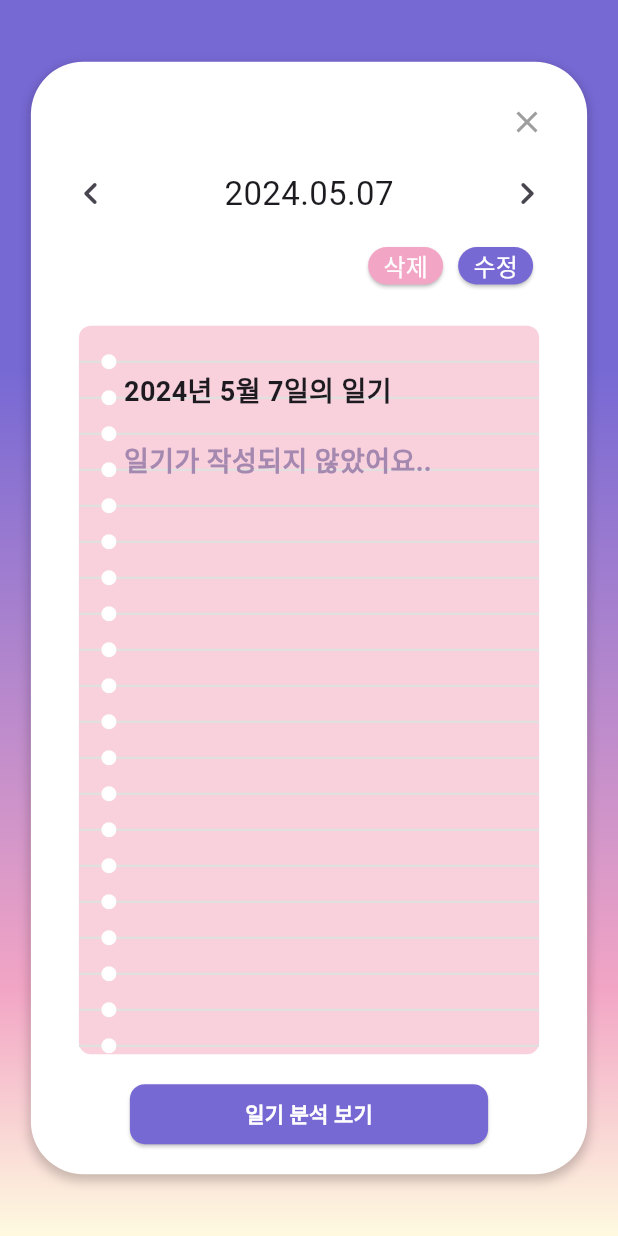
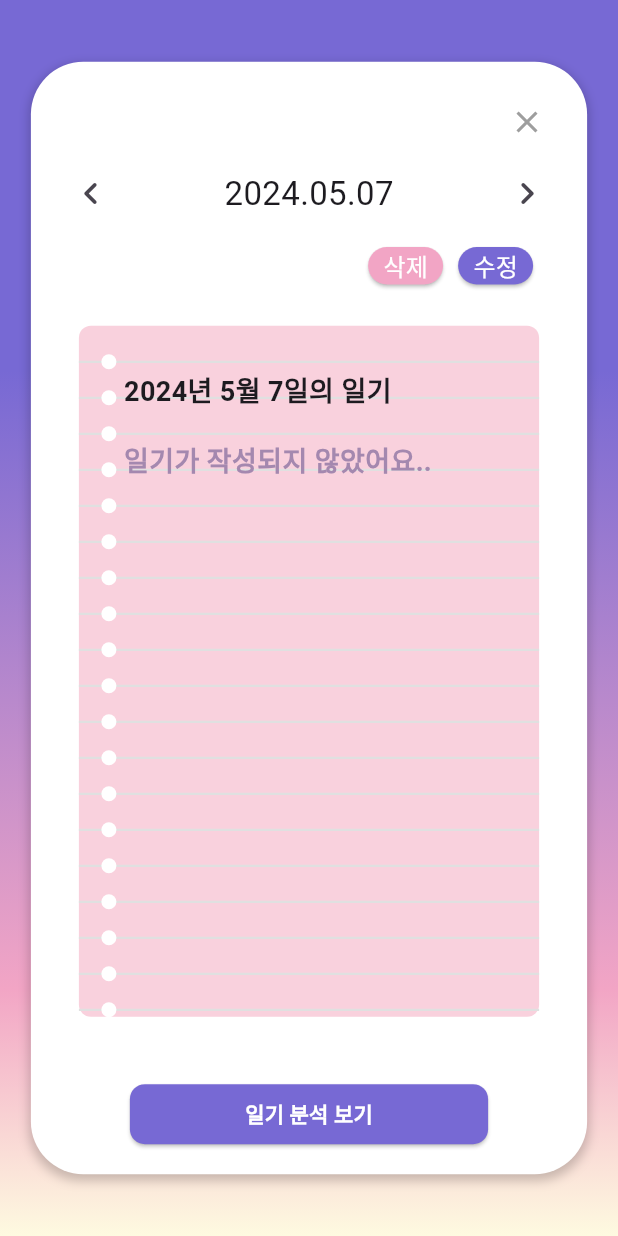
Before and after one commit to mudokja/Minda, a Flutter app: the DiaryDetailPage screen opened directly with empty values, on a phone screen of 412 x 824 dp. Run offline on Flutter 3.47's test engine with Material 3 defaults, Android fonts, the phone set to English and light mode, and no system bars; our stand-ins replace carousel_slider, dio, fl_chart, flutter_secure_storage, shared_preferences, table_calendar; missing offline and left inert: kakao_flutter_sdk_user, mat_month_picker_dialog; accounts and stored records are empty; network calls fail.

Commit message:
detail page_ing

```diff
--- a/diary_fe/lib/src/screens/diary_detail_page.dart
+++ b/diary_fe/lib/src/screens/diary_detail_page.dart
@@ -37,7 +37,8 @@ class _DiaryDetailPageState extends State<DiaryDetailPage> {
 
   Future<void> sendContent() async {
     try {
-      Response response = await dio.get('https://k10b205.p.ssafy.io/api/analyze');
+      Response response =
+          await dio.get('https://k10b205.p.ssafy.io/api/analyze');
       // 성공적으로 데이터를 받아오면 AnalysisPage로 이동
       Navigator.push(
         context,
@@ -231,15 +232,9 @@ class _DiaryDetailPageState extends State<DiaryDetailPage> {
                           ),
                         ),
                       ),
-
-                    // Expanded(
-                    //   child: buildExistingWidgets(), // 기존 위젯 구성 함수 호출
-                    // ),
+                      const SizedBox(height: 25,),
                       Container(
                         margin: const EdgeInsets.symmetric(horizontal: 50),
-                    // child: SizedBox(
-                    //   width: 100, // 버튼의 너비
-                    //   height: 50, // 버튼의 높이
                         child: ElevatedButton(
                           onPressed: sendContent,
                           style: ElevatedButton.styleFrom(
@@ -250,10 +245,11 @@ Container(
                           ),
                           child: const Text(
                             '일기 분석 보기',
-                            style: TextStyle(color: Colors.white, fontWeight: FontWeight.w600),
+                            style: TextStyle(
+                                color: Colors.white,
+                                fontWeight: FontWeight.w600),
                           ),
                         ),
-                      // ),
                       ),
                     ],
                   ),
@@ -266,8 +262,6 @@ Container(
     );
   }
 }
-
-
 
 class NotebookHolesPainter extends CustomPainter {
   final double lineSpacing;
```
Lines whose indentation alone changed are shown as unchanged.
